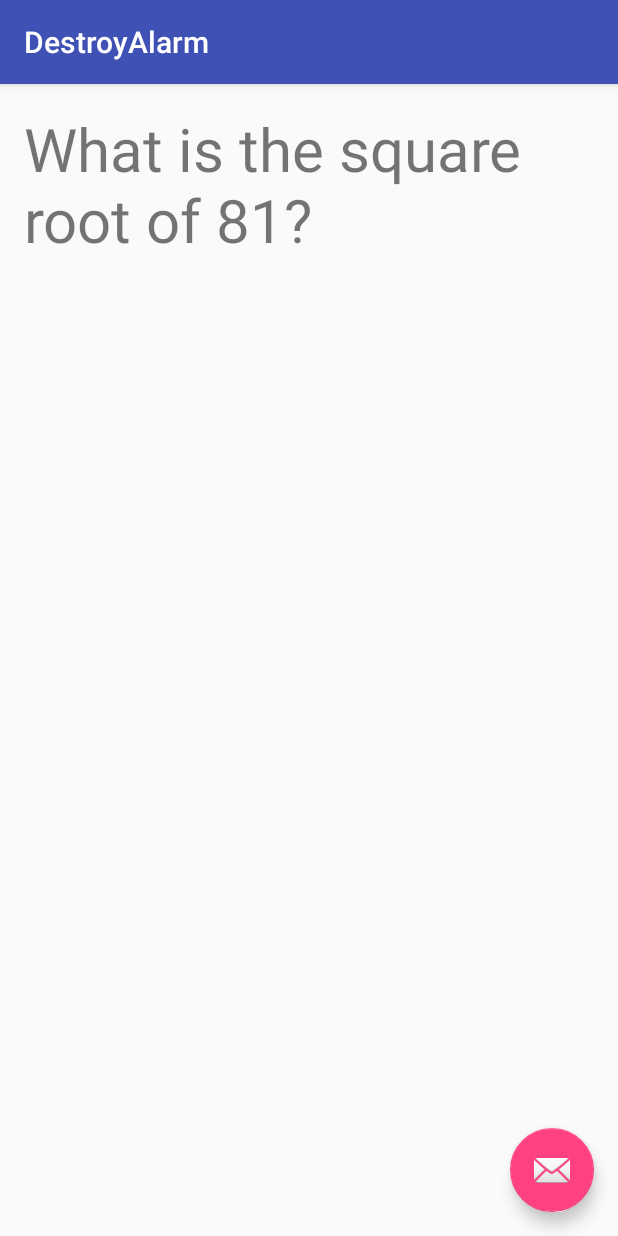
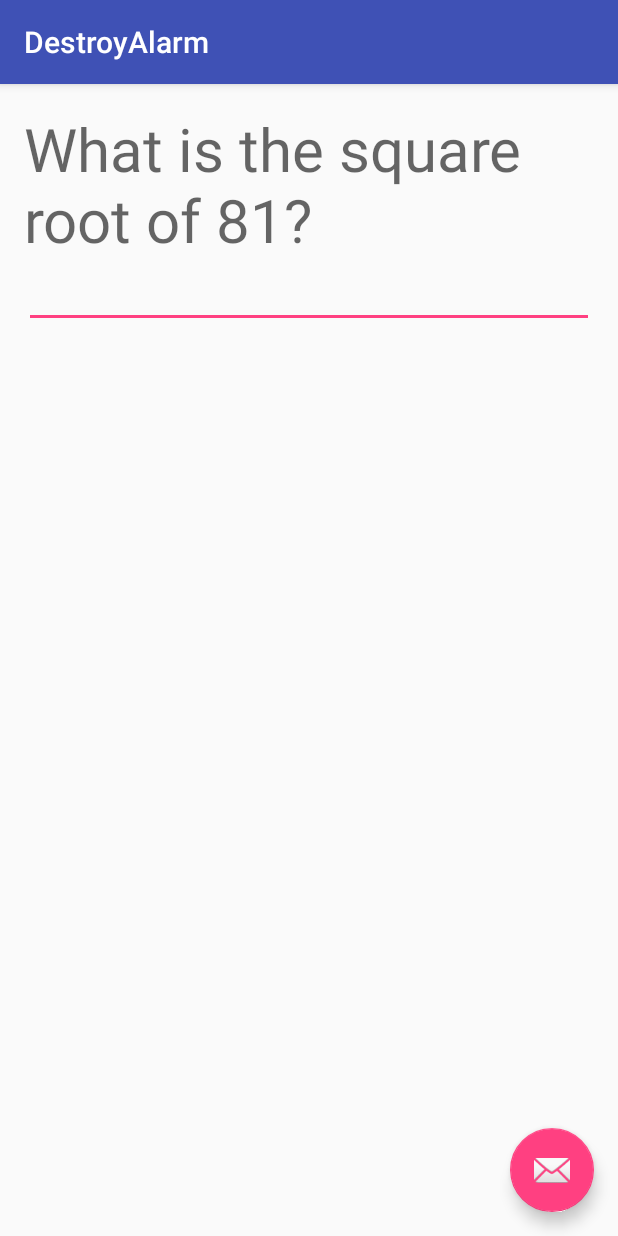
Before and after one commit to ChristopherMurray194/AlarmQuiz, an Android app: the DestroyAlarm screen opened directly, with no data from a screen before it, on a phone screen of 412 x 824 dp. Run offline under Robolectric (Android 15) with nearby library versions, the phone set to English and light mode, and no system bars.

Commit message:
Alarm can now be cancelled by correctly answering a single hard-coded question.

```diff
--- a/app/src/main/java/helloandroid/brighton/uk/ac/alarmquiz/DestroyAlarm.java
+++ b/app/src/main/java/helloandroid/brighton/uk/ac/alarmquiz/DestroyAlarm.java
@@ -4,16 +4,23 @@ import android.content.Context;
 import android.media.MediaPlayer;
 import android.os.Bundle;
 import android.os.Vibrator;
+import android.provider.MediaStore;
 import android.provider.Settings;
 import android.support.design.widget.FloatingActionButton;
 import android.support.design.widget.Snackbar;
 import android.support.v7.app.AppCompatActivity;
 import android.support.v7.widget.Toolbar;
+import android.view.KeyEvent;
 import android.view.View;
+import android.view.inputmethod.EditorInfo;
+import android.widget.EditText;
 import android.widget.RelativeLayout;
 import android.widget.TextView;
+import android.widget.Toast;
 
 public class DestroyAlarm extends AppCompatActivity {
+    MediaPlayer player;
+    Vibrator vibrator;
 
     @Override
     protected void onCreate(Bundle savedInstanceState) {
@@ -23,20 +30,62 @@ public class DestroyAlarm extends AppCompatActivity {
         setSupportActionBar(toolbar);
 
         // Play the default ringtone
-        MediaPlayer player = MediaPlayer.create(this, Settings.System.DEFAULT_RINGTONE_URI);
+        player = MediaPlayer.create(this, Settings.System.DEFAULT_RINGTONE_URI);
+        // Loop playback
+        player.setLooping(true);
         player.start();
 
         // Vibrate
-        Vibrator vibrator = (Vibrator) getSystemService(Context.VIBRATOR_SERVICE);
+        vibrator = (Vibrator) getSystemService(Context.VIBRATOR_SERVICE);
         // Vibrate for the duration of the ringtone playback
         vibrator.vibrate(player.getDuration());
 
-        TextView textView = new TextView(this);
+        // Get the TextView to display the question
+        TextView textView = (TextView) findViewById(R.id.question_view);
         textView.setTextSize(40);
         textView.setText(R.string.square_root_eighty_one);
 
-        RelativeLayout layout = (RelativeLayout) findViewById(R.id.relLayout);
-        layout.addView(textView);
+        // Get the EditText view to obtain the user's answer
+        final EditText userInput = (EditText) findViewById(R.id.answerField);
+
+        userInput.setOnEditorActionListener(new TextView.OnEditorActionListener()
+        {
+            @Override
+            public boolean onEditorAction(TextView v, int actionId, KeyEvent event)
+            {
+                boolean handled = false;
+                if(actionId == EditorInfo.IME_ACTION_SEND)
+                {
+                    // If the user's input equals the correct answer
+                    if (userInput.getText().toString().equals("nine") ||
+                            userInput.getText().toString().equals(Integer.toString(9)))
+                    {
+                        // Turn off the alarm
+                        EndAlarm();
+                    }
+                    else
+                    {
+                        // Display incorrect answer message
+                        Toast.makeText(DestroyAlarm.this, R.string.wrong_answer, Toast.LENGTH_LONG).show();
+                    }
+                    handled = true;
+                }
+                return handled;
+            }
+        });
+    }
+
+    private void EndAlarm()
+    {
+        // Stop the alarm playback
+        player.setLooping(false);
+        player.stop();
+
+        // Stop vibrating
+        vibrator.cancel();
+
+        // Finish the activity
+        finish();
     }
 
 }
--- a/app/src/main/res/layout/content_destroy_alarm.xml
+++ b/app/src/main/res/layout/content_destroy_alarm.xml
@@ -11,4 +11,23 @@
     tools:showIn="@layout/activity_destroy_alarm"
     tools:context="helloandroid.brighton.uk.ac.alarmquiz.DestroyAlarm">
 
+    <TextView
+        android:layout_width="wrap_content"
+        android:layout_height="wrap_content"
+        android:textAppearance="?android:attr/textAppearanceMedium"
+        android:text="Question Text"
+        android:id="@+id/question_view"
+        android:layout_alignParentTop="true"
+        android:layout_alignParentEnd="true"
+        android:layout_alignParentStart="true" />
+
+    <EditText
+        android:layout_width="wrap_content"
+        android:layout_height="wrap_content"
+        android:id="@+id/answerField"
+        android:inputType="text"
+        android:imeOptions="actionSend"
+        android:layout_below="@+id/question_view"
+        android:layout_alignParentStart="true"
+        android:layout_alignParentEnd="true" />
 </RelativeLayout>
--- a/app/src/main/res/values/strings.xml
+++ b/app/src/main/res/values/strings.xml
@@ -64,4 +64,6 @@
     <string name="title_activity_config_alarm">Configure Alarm</string>
     <string name="title_activity_destroy_alarm">DestroyAlarm</string>
     <string name="square_root_eighty_one">What is the square root of 81?</string>
+    <!-- When the user gives an incorrect answer, display this string -->
+    <string name="wrong_answer">Incorrect answer, try again.</string>
 </resources>
```
Also changed, not shown: app/src/main/java/helloandroid/brighton/uk/ac/alarmquiz/PersistentAlarm.java (+0 -10 lines).
